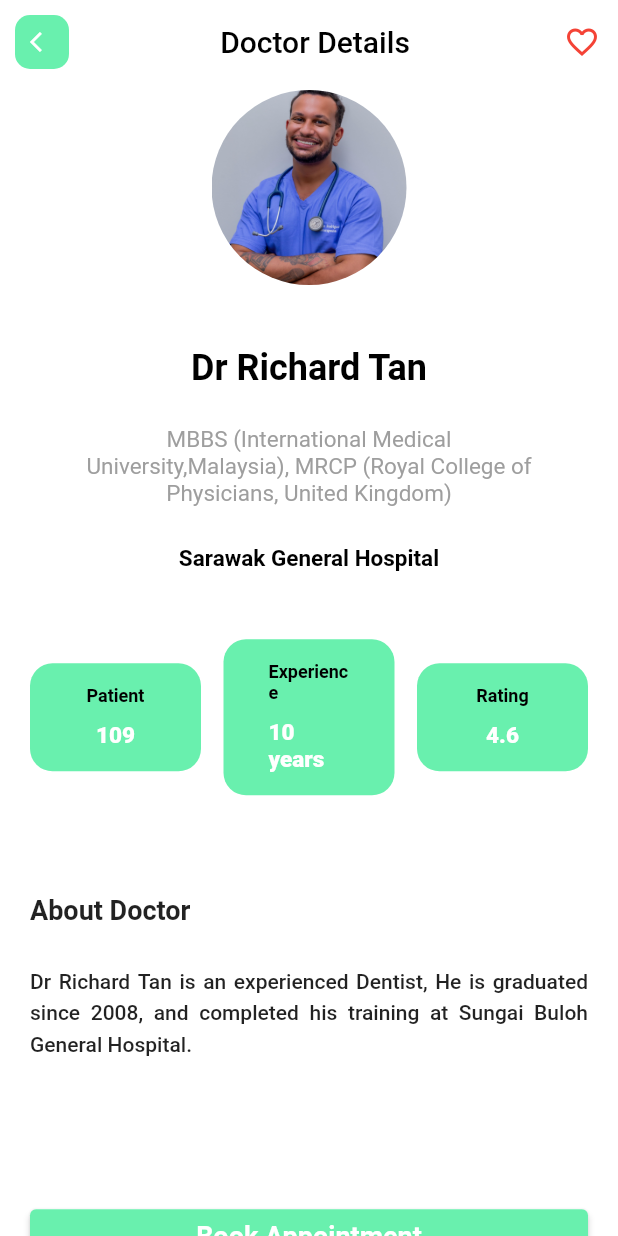
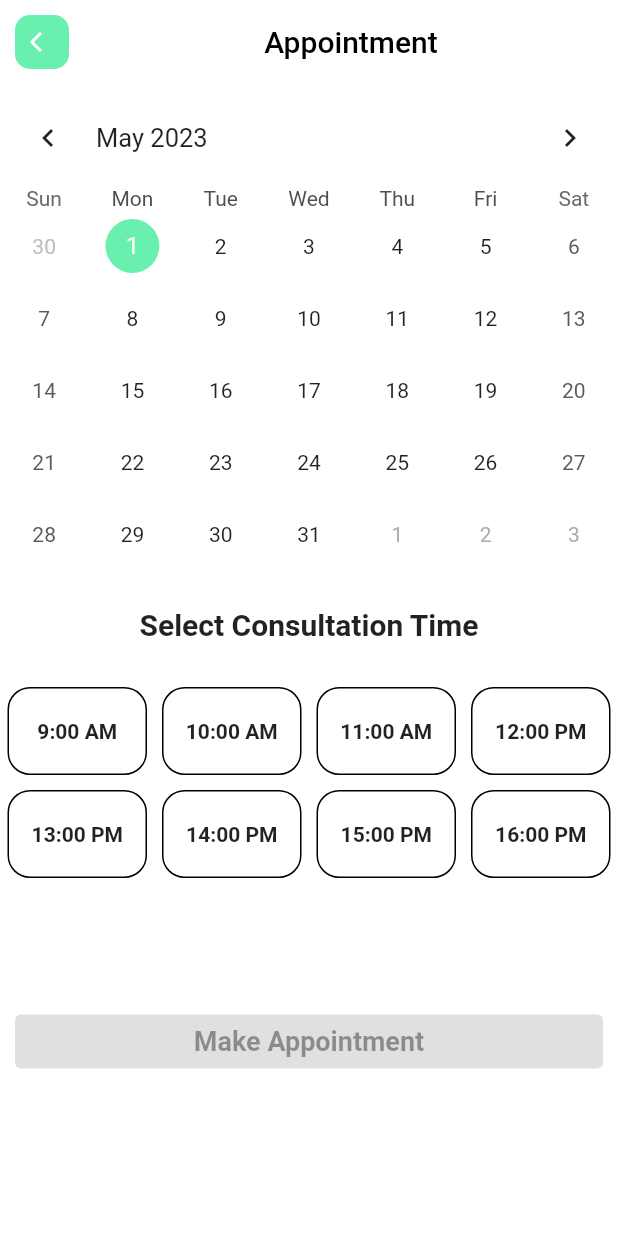
Before and after one commit to codewith-usama/HelloDoctor, a Flutter app: the DoctorDetails screen opened by its route, after a tap on "Book Appointment", on a phone screen of 412 x 824 dp. Run offline on Flutter 3.47's test engine with Material 2 defaults, Android fonts, the phone set to English and light mode, and no system bars; drawn by our look-alikes of table_calendar; our stand-ins replace font_awesome_flutter.

Commit message:
Booking Page Completed

```diff
--- a/lib/main.dart
+++ b/lib/main.dart
@@ -1,6 +1,7 @@
 import 'package:flutter/material.dart';
 import 'package:hello_doctor/main_layout.dart';
 import 'package:hello_doctor/screens/auth_page.dart';
+import 'package:hello_doctor/screens/booking_page.dart';
 import 'package:hello_doctor/screens/doctor_details.dart';
 import 'package:hello_doctor/utils/config.dart';
 
@@ -49,6 +50,7 @@
         // this is for main layout after login
         'main': (context) => const MainLayout(),
         'doc_details': (context) => const DoctorDetails(),
+        'booking_page': (context) => const BookingPage(),
       },
     );
   }
--- /dev/null
+++ b/lib/screens/booking_page.dart
@@ -0,0 +1,177 @@
+import 'package:flutter/material.dart';
+import 'package:font_awesome_flutter/font_awesome_flutter.dart';
+import 'package:hello_doctor/components/button.dart';
+import 'package:hello_doctor/components/custom_appbar.dart';
+import 'package:hello_doctor/utils/config.dart';
+import 'package:table_calendar/table_calendar.dart';
+
+class BookingPage extends StatefulWidget {
+  const BookingPage({Key? key}) : super(key: key);
+
+  @override
+  State<BookingPage> createState() => _BookingPageState();
+}
+
+class _BookingPageState extends State<BookingPage> {
+  CalendarFormat _format = CalendarFormat.month;
+  DateTime _focusDay = DateTime.now();
+  DateTime _currentDay = DateTime.now();
+  int? _currentIndex;
+  bool _idWeekend = false;
+  bool _dateSelected = false;
+  bool _timeSelected = false;
+
+  @override
+  Widget build(BuildContext context) {
+    Config().init(context);
+    return Scaffold(
+      appBar: const CustomAppBar(
+        appTitle: 'Appointment',
+        icon: FaIcon(Icons.arrow_back_ios),
+      ),
+      body: CustomScrollView(
+        slivers: <Widget> [
+          SliverToBoxAdapter(
+            child: Column(
+              children: <Widget>[
+                _tableCalender(),
+                const Padding(
+                  padding: EdgeInsets.symmetric(
+                    horizontal: 10,
+                    vertical: 25,
+                  ),
+                  child: Center(
+                    child: Text(
+                      'Select Consultation Time',
+                      style: TextStyle(
+                        fontWeight: FontWeight.bold,
+                        fontSize: 20,
+                      ),
+                    ),
+                  ),
+                )
+              ],
+            ),
+          ),
+          _idWeekend
+          ? SliverToBoxAdapter(
+            child: Container(
+              padding: const EdgeInsets.symmetric(
+                vertical: 30,
+                horizontal: 10,
+              ),
+              alignment: Alignment.center,
+              child: const Text(
+                'Weekend is not available, please select another date',
+                style: TextStyle(
+                  fontWeight: FontWeight.bold,
+                  color: Config.primaryColor
+                ),
+              ),
+            ),
+          )
+              : SliverGrid(
+            delegate: SliverChildBuilderDelegate((context, index) {
+              return InkWell(
+                splashColor: Colors.transparent,
+                onTap: () {
+                  setState(() {
+                    // when selected, update current index and set time selected to true
+                    _currentIndex = index;
+                    _timeSelected = true;
+                  });
+                },
+                child: Container(
+                  margin: const EdgeInsets.all(5),
+                  decoration: BoxDecoration(
+                    border: Border.all(
+                      color: _currentIndex == index
+                          ? Colors.white
+                          : Colors.black
+                    ),
+                    borderRadius: BorderRadius.circular(15),
+                    color: _currentIndex == index
+                      ? Config.primaryColor
+                        : null,
+                  ),
+                  alignment: Alignment.center,
+                  child: Text(
+                    '${index + 9}:00 ${index + 9 > 11 ? "PM": "AM"}',
+                    style: TextStyle(
+                      fontWeight: FontWeight.bold,
+                      color: _currentIndex == index
+                          ? Colors.white
+                          : null,
+                    ),
+                  ),
+                ),
+              );
+            },
+              childCount: 8,
+            ),
+            gridDelegate: const SliverGridDelegateWithFixedCrossAxisCount(
+              crossAxisCount: 4,
+              childAspectRatio: 1.5
+            )
+          ),
+          SliverToBoxAdapter(
+            child: Container(
+              padding: const EdgeInsets.symmetric(
+                horizontal: 10,
+                vertical: 80,
+              ),
+              child: Button(
+                width: double.infinity,
+                title: 'Make Appointment',
+                onPressed: () {},
+                disable: _timeSelected && _dateSelected
+                ? false
+                : true,
+              ),
+            ),
+          )
+        ],
+      ),
+    );
+  }
+
+  Widget _tableCalender() {
+    return TableCalendar(
+        focusedDay: _focusDay,
+        firstDay: DateTime.now(),
+        lastDay: DateTime(2023, 12, 31),
+      calendarFormat: _format,
+      currentDay: _currentDay,
+      rowHeight: 48,
+      calendarStyle: const CalendarStyle(
+        todayDecoration: BoxDecoration(
+          color: Config.primaryColor,
+          shape: BoxShape.circle
+        ),
+      ),
+      availableCalendarFormats: const {
+          CalendarFormat.month: 'Month',
+      },
+      onFormatChanged: (format) {
+          setState(() {
+            _format = format;
+          });
+      },
+      onDaySelected: ((selectedDay, focusedDay) {
+        setState(() {
+          _currentDay = selectedDay;
+          _focusDay = focusedDay;
+          _dateSelected = true;
+
+          if(selectedDay.weekday == 6 || selectedDay.weekday == 7) {
+            _idWeekend = true;
+            _timeSelected = false;
+            _currentIndex = null;
+          } else {
+            _idWeekend = false;
+          }
+        });
+      }),
+    );
+  }
+}
--- a/lib/screens/doctor_details.dart
+++ b/lib/screens/doctor_details.dart
@@ -2,6 +2,7 @@
 import 'package:font_awesome_flutter/font_awesome_flutter.dart';
 import 'package:hello_doctor/components/button.dart';
 import 'package:hello_doctor/components/custom_appbar.dart';
+import 'package:hello_doctor/screens/booking_page.dart';
 import 'package:hello_doctor/utils/config.dart';
 
 class DoctorDetails extends StatefulWidget {
@@ -50,6 +51,7 @@
                   title: 'Book Appointment',
                   onPressed: () {
                     // navigate to booking page
+                    Navigator.of(context).pushNamed('booking_page');
                   },
                   disable: false,
                 )
```
